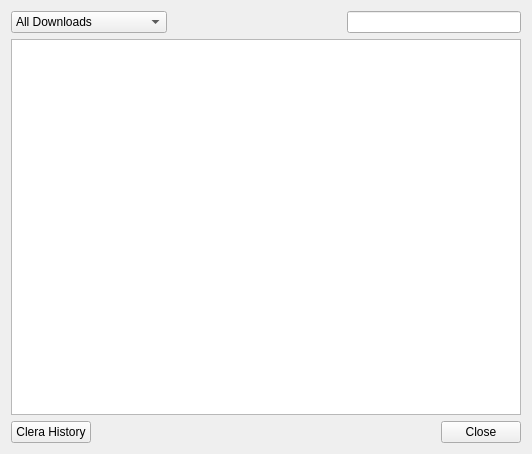
This is src/historyForm.ui in Amine27/rapid-down as Qt 5 draws it before an edit. The edited form follows.
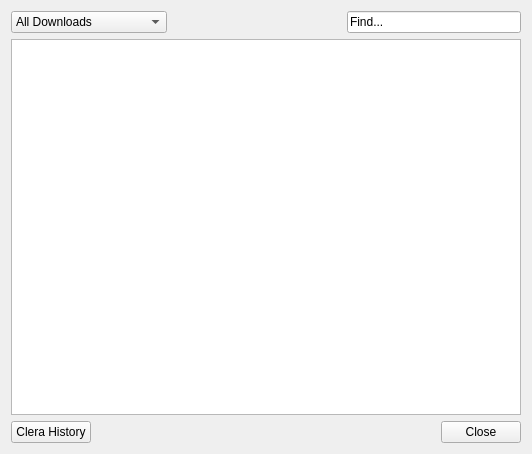
This is the edited form. Icons and pictures are not drawn.

Patch:
```diff
--- a/src/historyForm.ui
+++ b/src/historyForm.ui
@@ -65,11 +65,8 @@
      </item>
      <item>
       <widget class="QLineEdit" name="m_findEdit">
-       <property name="inputMask">
-        <string/>
-       </property>
        <property name="text">
-        <string/>
+        <string>Find...</string>
        </property>
       </widget>
      </item>
```
